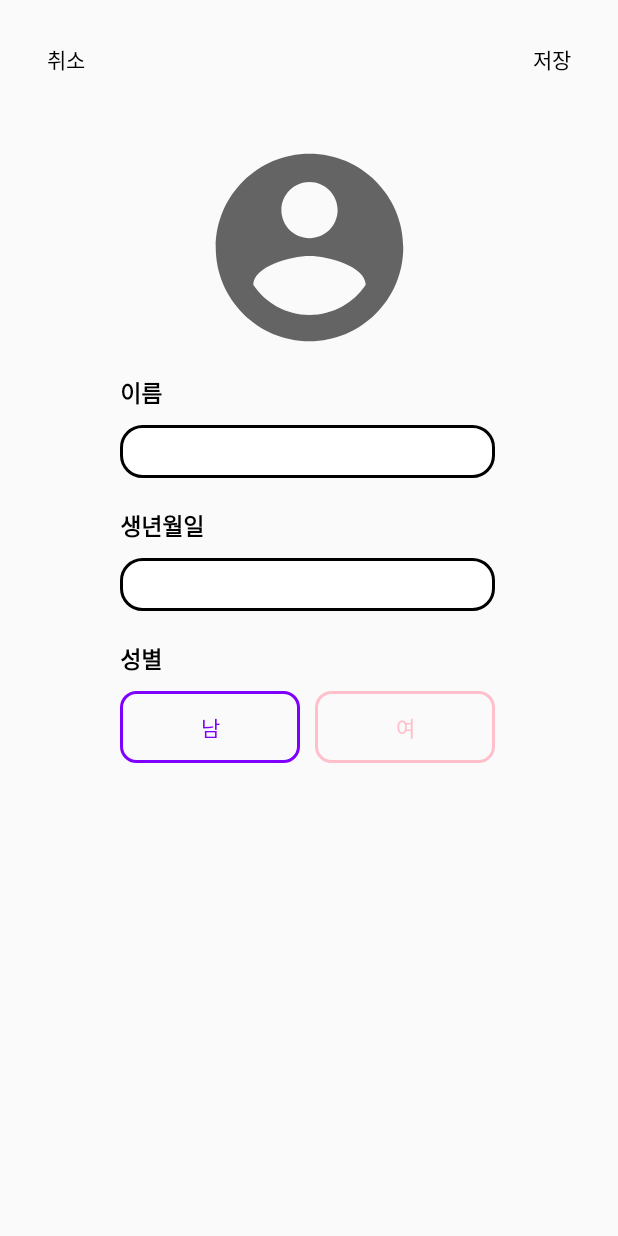
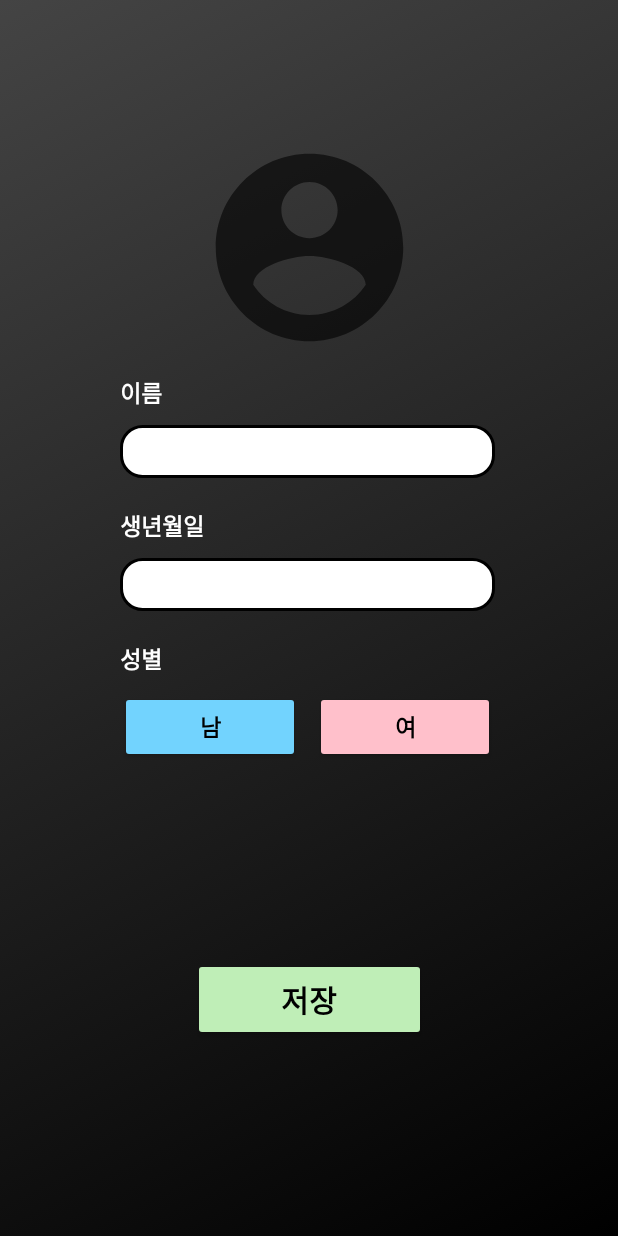
Before and after one commit to SeokCheol-Lee/MedexHealing, an Android app: the UserCreateActivity screen opened directly, with no data from a screen before it, on a phone screen of 412 x 824 dp. Run offline under Robolectric (Android 15) with nearby library versions, the phone set to English and light mode, and no system bars.

Commit message:
디자인 통일

```diff
--- a/app/src/main/res/layout/activity_user_create.xml
+++ b/app/src/main/res/layout/activity_user_create.xml
@@ -4,7 +4,8 @@
     xmlns:tools="http://schemas.android.com/tools"
     android:layout_width="match_parent"
     android:layout_height="match_parent"
-    tools:context=".UserCreateActivity">
+    tools:context=".UserCreateActivity"
+    android:background="@drawable/background">
 
     <ImageView
         android:id="@+id/imageView2"
@@ -18,26 +19,18 @@
         app:layout_constraintTop_toTopOf="parent" />
 
     <Button
-        android:id="@+id/button3"
-        android:layout_width="wrap_content"
-        android:layout_height="wrap_content"
-        android:layout_marginTop="15dp"
-        android:background="@drawable/without_border_button"
-        android:text="취소"
-        android:textColor="@color/black"
-        app:layout_constraintStart_toStartOf="parent"
-        app:layout_constraintTop_toTopOf="parent" />
-
-    <Button
         android:id="@+id/button4"
-        android:layout_width="wrap_content"
-        android:layout_height="wrap_content"
-        android:layout_marginTop="15dp"
-        android:background="@drawable/without_border_button"
+        android:layout_width="155dp"
+        android:layout_height="55dp"
+        android:layout_marginTop="130dp"
+        android:backgroundTint="@color/main_green"
         android:text="저장"
         android:textColor="@color/black"
+        android:textStyle="bold"
+        android:textSize="20sp"
         app:layout_constraintEnd_toEndOf="parent"
-        app:layout_constraintTop_toTopOf="parent" />
+        app:layout_constraintStart_toStartOf="parent"
+        app:layout_constraintTop_toBottomOf="@+id/button5" />
 
     <TextView
         android:id="@+id/textView19"
@@ -46,7 +39,7 @@
         android:layout_marginStart="80dp"
         android:layout_marginTop="10dp"
         android:text="이름"
-        android:textColor="@color/black"
+        android:textColor="@color/white"
         android:textSize="15sp"
         android:textStyle="bold"
         app:layout_constraintStart_toStartOf="parent"
@@ -79,7 +72,7 @@
         android:layout_marginStart="80dp"
         android:layout_marginTop="20dp"
         android:text="생년월일"
-        android:textColor="@color/black"
+        android:textColor="@color/white"
         android:textSize="15sp"
         android:textStyle="bold"
         app:layout_constraintStart_toStartOf="parent"
@@ -92,7 +85,7 @@
         android:layout_marginStart="80dp"
         android:layout_marginTop="20dp"
         android:text="성별"
-        android:textColor="@color/black"
+        android:textColor="@color/white"
         android:textSize="15sp"
         android:textStyle="bold"
         app:layout_constraintStart_toStartOf="parent"
@@ -105,8 +98,10 @@
         android:layout_marginStart="80dp"
         android:layout_marginTop="10dp"
         android:text="남"
-        android:textColor="#7F00FF"
-        android:background="@drawable/purple_border_button"
+        android:textColor="@color/black"
+        android:textSize="15sp"
+        android:textStyle="bold"
+        android:backgroundTint="@color/main_blue"
         app:layout_constraintStart_toStartOf="parent"
         app:layout_constraintTop_toBottomOf="@+id/textView21" />
 
@@ -116,8 +111,10 @@
         android:layout_height="wrap_content"
         android:layout_marginStart="10dp"
         android:text="여"
-        android:textColor="#FFC0CB"
-        android:background="@drawable/pink_border_button"
+        android:textStyle="bold"
+        android:textSize="15sp"
+        android:textColor="@color/black"
+        android:backgroundTint="@color/pink"
         app:layout_constraintStart_toEndOf="@+id/button5"
         app:layout_constraintTop_toTopOf="@+id/button5" />
 
```
Also changed, not shown: app/src/main/res/layout/activity_singn_up.xml (+7 -8 lines), app/src/main/res/layout/activity_survey.xml (+18 -15 lines), app/src/main/res/layout/activity_user_info.xml (+7 -6 lines).
